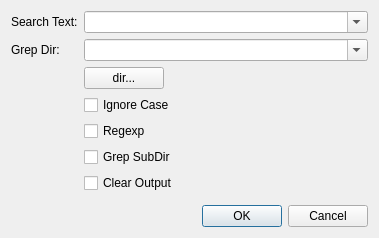
This is viMarkdown/src/GrepDialog.ui in vivisuke/viMarkdown as Qt 5 draws it before an edit. The edited form follows.
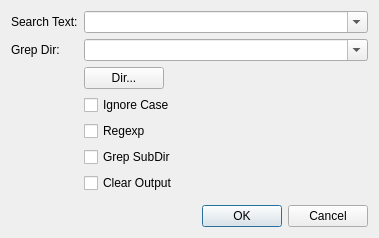
This is the edited form.

Commit message: 1292 ◎ C 11/05 11/05 03211│問題│ダイアログのディレクトリ選択ボタンの表記が不統一（設定ダイアログは "Dir..."、grep ダイアログは "dir..."）（ChatGPT）

Diff of the .ui file:
```diff
--- a/viMarkdown/src/GrepDialog.ui
+++ b/viMarkdown/src/GrepDialog.ui
@@ -55,7 +55,7 @@
           </size>
          </property>
          <property name="text">
-          <string>dir...</string>
+          <string>Dir...</string>
          </property>
         </widget>
        </item>
```
The commit also changes 3 other files.
